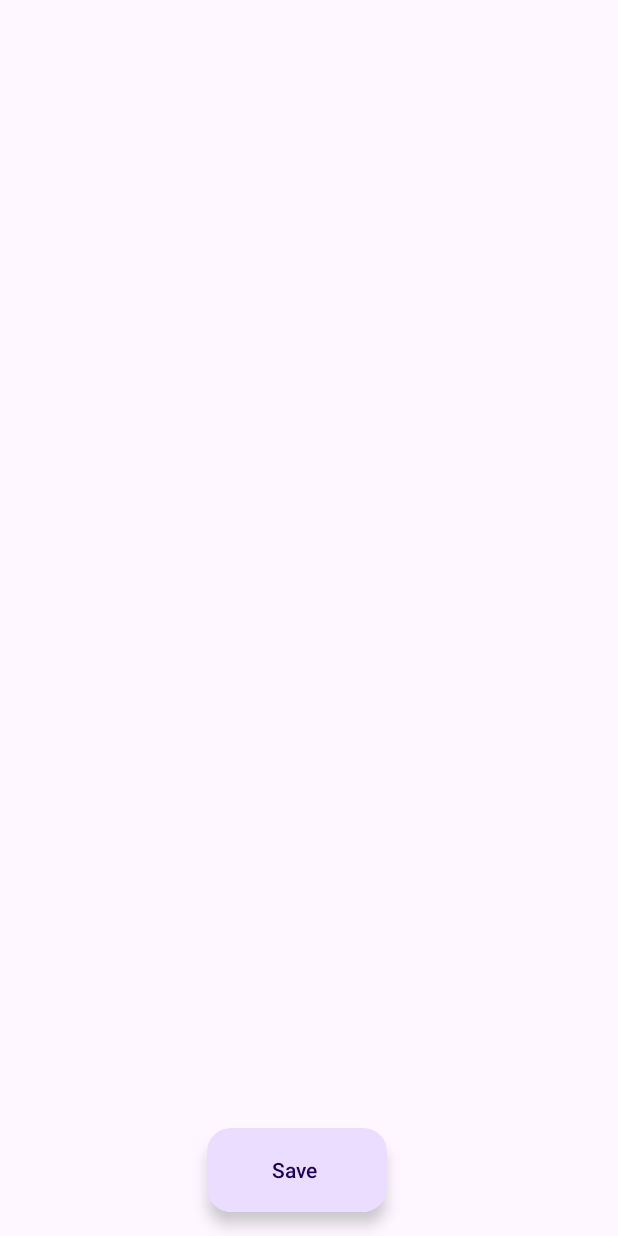
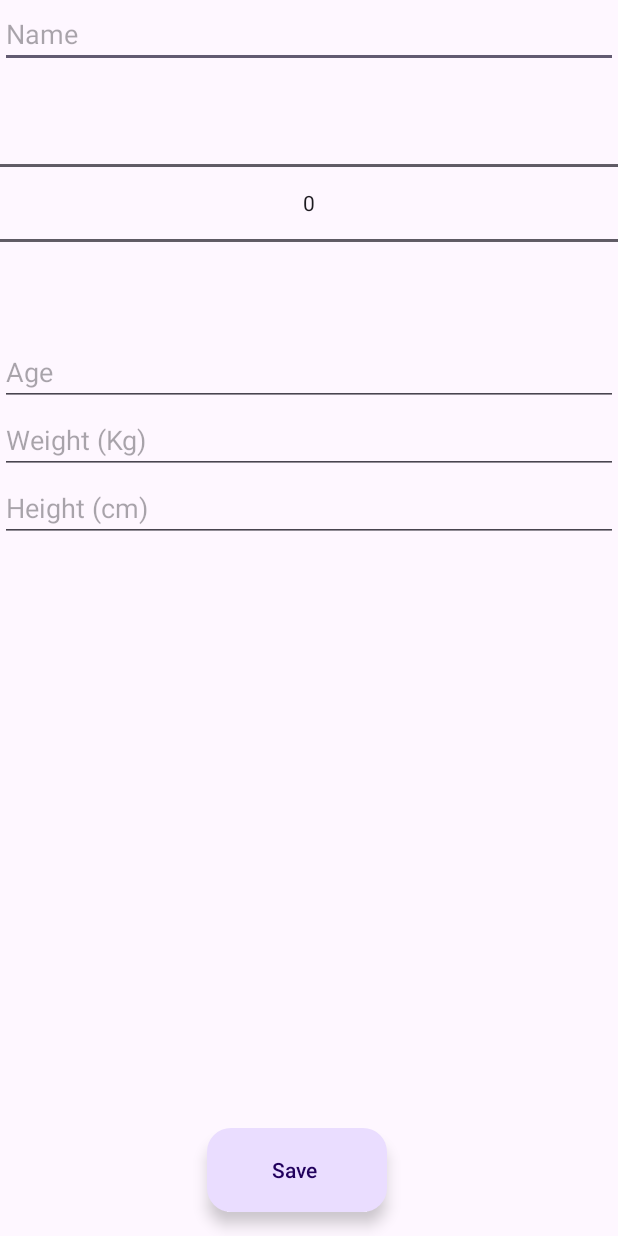
Before and after one commit to JeremieGi/P2, an Android app: the layout fragment_create.xml on its own in the app's theme, with its tools: preview values and no code run, on a phone screen of 412 x 824 dp. Run offline under Robolectric (Android 15) with nearby library versions, the phone set to English and light mode, and no system bars.

Commit message:
Création d'un chien

```diff
--- a/app/src/main/res/layout/fragment_create.xml
+++ b/app/src/main/res/layout/fragment_create.xml
@@ -8,7 +8,54 @@
         android:layout_width="match_parent"
         android:layout_height="match_parent">
 
-        <!-- TODO: A compléter -->
+        <LinearLayout
+            android:layout_width="match_parent"
+            android:layout_height="match_parent"
+            android:orientation="vertical">
+
+            <EditText
+                android:id="@+id/field_name"
+                android:layout_width="match_parent"
+                android:layout_height="match_parent"
+                android:ems="10"
+                android:inputType="text"
+                android:hint="@string/hint_name"
+                />
+
+            <NumberPicker
+                android:id="@+id/numberpickerBreed"
+                android:layout_width="match_parent"
+                android:layout_height="wrap_content"
+                android:hint="@string/hint_breed"/>
+
+            <EditText
+                android:id="@+id/field_age"
+                android:layout_width="match_parent"
+                android:layout_height="match_parent"
+                android:inputType="numberDecimal"
+                android:hint="@string/hint_age"
+                />
+
+
+            <EditText
+                android:id="@+id/field_weight"
+                android:layout_width="match_parent"
+                android:layout_height="match_parent"
+                android:inputType="numberDecimal"
+                android:hint="@string/hint_weight"
+                />
+
+            <EditText
+                android:id="@+id/field_height"
+                android:layout_width="match_parent"
+                android:layout_height="match_parent"
+                android:inputType="numberDecimal"
+                android:hint="@string/hint_height"
+                />
+
+        </LinearLayout>
+
+
 
     </androidx.core.widget.NestedScrollView>
 
```
Also changed, not shown: app/src/main/java/com/animals/safety/adapter/AnimalCardAdapter.java (+13 -2 lines), app/src/main/java/com/animals/safety/fragments/CreateFragment.java (+3 -4 lines).
